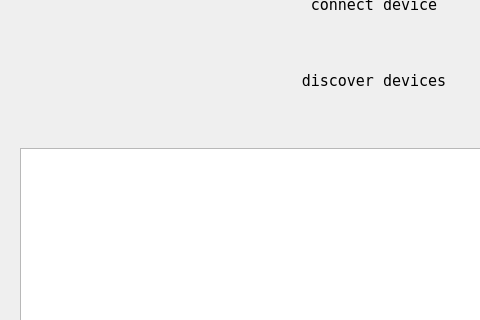
dmarc0001/spx42Control, file src/ui/ConnectFragment.ui: the form before one commit; both pictures show x 0 to 480 and y 156 to 476 of the 926 by 557 pixel window.
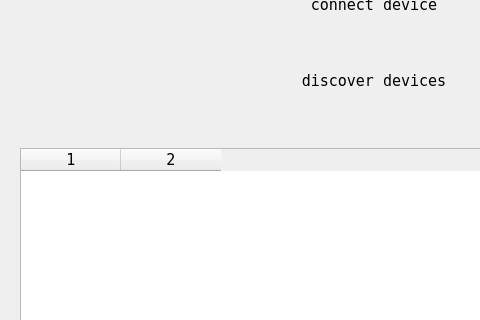
The form after the commit. Icons and pictures are not drawn.

Commit message: - Alias Editor auf connect fragment implementiert

```diff
--- a/src/ui/ConnectFragment.ui
+++ b/src/ui/ConnectFragment.ui
@@ -335,12 +335,18 @@
        <verstretch>0</verstretch>
       </sizepolicy>
      </property>
-     <layout class="QVBoxLayout" name="verticalLayout_2">
+     <property name="maximumSize">
+      <size>
+       <width>16777215</width>
+       <height>16777215</height>
+      </size>
+     </property>
+     <layout class="QVBoxLayout" name="editorLayout">
       <property name="sizeConstraint">
        <enum>QLayout::SetMaximumSize</enum>
       </property>
       <item>
-       <widget class="QTableView" name="editAliasesTableView">
+       <widget class="QTableWidget" name="editAliasesTableWidget">
         <property name="sizePolicy">
          <sizepolicy hsizetype="Expanding" vsizetype="Expanding">
           <horstretch>0</horstretch>
@@ -353,12 +359,26 @@
           <height>80</height>
          </size>
         </property>
+        <property name="maximumSize">
+         <size>
+          <width>16777215</width>
+          <height>16777215</height>
+         </size>
+        </property>
         <property name="statusTip">
-         <string>edit device aliases</string>
+         <string>edit device aliases, doubleclick for edit entry...</string>
+        </property>
+        <property name="horizontalScrollBarPolicy">
+         <enum>Qt::ScrollBarAlwaysOff</enum>
         </property>
         <property name="gridStyle">
          <enum>Qt::DotLine</enum>
         </property>
+        <property name="columnCount">
+         <number>2</number>
+        </property>
+        <column/>
+        <column/>
        </widget>
       </item>
       <item>
```
Left out of the diff: 2 changed lines with no effect on the pictures. The commit also changes 7 other files.
